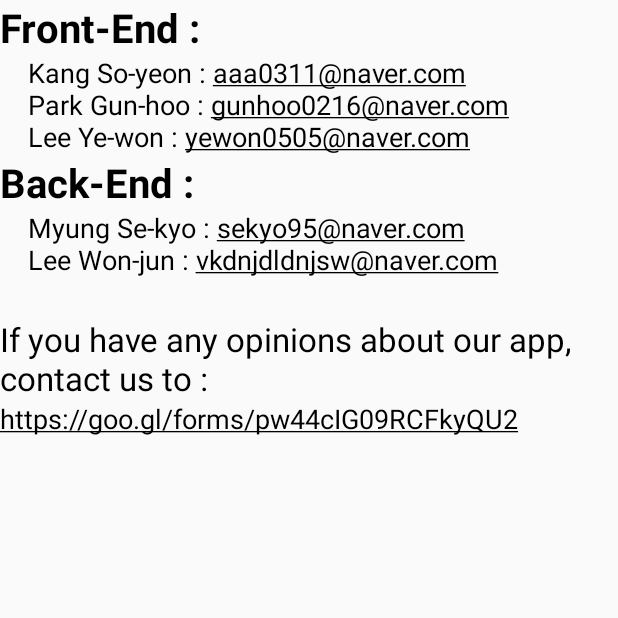
After one commit to PickPic/PickPic_Client, an Android app: the ServiceCenterActivity screen opened directly, with no data from a screen before it, on a phone screen of 412 x 824 dp, the top half of it. The commit adds this screen. Run offline under Robolectric (Android 15) with nearby library versions, the phone set to English and light mode, and no system bars.

Commit message:
Main UI version1.0
listView / toolbar contents

```diff
--- a/app/build.gradle
+++ b/app/build.gradle
@@ -6,7 +6,7 @@ android {
     defaultConfig {
         applicationId "com.example.arseneholmes.pickpic"
         minSdkVersion 15
-        targetSdkVersion 25
+        targetSdkVersion 22
         versionCode 1
         versionName "1.0"
         testInstrumentationRunner "android.support.test.runner.AndroidJUnitRunner"
--- a/app/src/main/AndroidManifest.xml
+++ b/app/src/main/AndroidManifest.xml
@@ -19,6 +19,7 @@
             </intent-filter>
         </activity>
         <activity android:name=".Activity.SearchActivity" />
+        <activity android:name=".Activity.ServiceCenterActivity" />
         <activity android:name=".Fragment.RecommendTagListFragment" />
         <activity android:name=".Fragment.SearchResultFragment"></activity>
     </application>
--- /dev/null
+++ b/app/src/main/java/com/pickpic/Activity/ServiceCenterActivity.java
@@ -0,0 +1,15 @@
+package com.pickpic.Activity;
+
+import android.os.Bundle;
+import android.support.v7.app.AppCompatActivity;
+
+import com.pickpic.R;
+
+public class ServiceCenterActivity extends AppCompatActivity{
+
+    @Override
+    protected void onCreate(Bundle savedInstanceState) {
+        super.onCreate(savedInstanceState);
+        setContentView(R.layout.activity_service_center);
+    }
+}
--- a/app/src/main/java/com/pickpic/Fragment/TagTabFragment.java
+++ b/app/src/main/java/com/pickpic/Fragment/TagTabFragment.java
@@ -25,7 +25,7 @@ public class TagTabFragment extends Fragment {
     public View onCreateView(LayoutInflater inflater, ViewGroup container,
                              Bundle savedInstanceState) {
         // Inflate the layout for this fragment
-        return inflater.inflate(R.layout.tag_tab, container, false);
+        return inflater.inflate(R.layout.tag_tab_fragment, container, false);
     }
 
 }
--- a/app/src/main/java/com/pickpic/Fragment/TimeTabFragment.java
+++ b/app/src/main/java/com/pickpic/Fragment/TimeTabFragment.java
@@ -25,7 +25,7 @@ public class TimeTabFragment extends Fragment {
     public View onCreateView(LayoutInflater inflater, ViewGroup container,
                              Bundle savedInstanceState) {
         // Inflate the layout for this fragment
-        return inflater.inflate(R.layout.time_tab, container, false);
+        return inflater.inflate(R.layout.time_tab_fragment, container, false);
     }
 
 }
--- a/app/src/main/res/layout/activity_main.xml
+++ b/app/src/main/res/layout/activity_main.xml
@@ -35,6 +35,7 @@
 
             <ImageButton
                 android:id="@+id/search_button"
+                android:onClick="search_btn"
                 android:layout_width="50dp"
                 android:layout_height="match_parent"
                 android:background="?attr/selectableItemBackgroundBorderless"
@@ -45,6 +46,7 @@
 
             <ImageButton
                 android:id="@+id/vert_button"
+                android:onClick="vert_btn"
                 android:layout_width="50dp"
                 android:layout_height="match_parent"
                 android:background="?attr/selectableItemBackgroundBorderless"
@@ -52,9 +54,6 @@
                 android:layout_alignParentTop="true"
                 android:layout_alignParentRight="true"
                 android:layout_alignParentEnd="true" />
-
-
-
 
         </RelativeLayout>
 
--- /dev/null
+++ b/app/src/main/res/layout/activity_service_center.xml
@@ -0,0 +1,63 @@
+<?xml version="1.0" encoding="utf-8"?>
+<android.support.v7.widget.LinearLayoutCompat xmlns:android="http://schemas.android.com/apk/res/android"
+    xmlns:app="http://schemas.android.com/apk/res-auto"
+    xmlns:tools="http://schemas.android.com/tools"
+    android:layout_width="match_parent"
+    android:layout_height="match_parent"
+    android:orientation="vertical"
+    tools:context="com.pickpic.Activity.ServiceCenterActivity">
+
+    <TextView
+        android:id="@+id/ServiceCenterTextView1_1"
+        android:layout_width="fill_parent"
+        android:layout_height="wrap_content"
+        android:text="Front-End :"
+        android:textColor="@color/colorPrimaryDark"
+        android:textSize="12pt"
+        android:textStyle="bold" />
+    <TextView
+        android:id="@+id/ServiceCenterTextView1_2"
+        android:linksClickable="true"
+        android:autoLink="email"
+        android:layout_width="fill_parent"
+        android:layout_height="wrap_content"
+        android:text="    Kang So-yeon : aaa0311@naver.com\n    Park Gun-hoo : gunhoo0216@naver.com\n    Lee Ye-won : yewon0505@naver.com"
+        android:textColor="@color/colorPrimaryDark"
+        android:textSize="8pt"/>
+    <TextView
+        android:id="@+id/ServiceCenterTextView1_3"
+        android:layout_width="fill_parent"
+        android:layout_height="wrap_content"
+        android:text="Back-End :"
+        android:textColor="@color/colorPrimaryDark"
+        android:textSize="12pt"
+        android:textStyle="bold" />
+    <TextView
+        android:id="@+id/ServiceCenterTextView1_4"
+        android:linksClickable="true"
+        android:autoLink="email"
+        android:layout_width="fill_parent"
+        android:layout_height="wrap_content"
+        android:text="    Myung Se-kyo : sekyo95@naver.com\n    Lee Won-jun : vkdnjdldnjsw@naver.com"
+        android:textColor="@color/colorPrimaryDark"
+        android:textSize="8pt" />
+    <TextView
+        android:id="@+id/ServiceCenterTextView2"
+        android:layout_width="fill_parent"
+        android:layout_height="wrap_content"
+        android:text="\nIf you have any opinions about our app,\ncontact us to :"
+        android:textColor="@color/colorPrimaryDark"
+        android:textSize="10pt" />
+    <TextView
+        android:id="@+id/ServiceCenterTextView3"
+        android:linksClickable="true"
+        android:autoLink="web"
+        android:layout_width="fill_parent"
+        android:layout_height="wrap_content"
+        android:gravity="center_vertical"
+        android:text="https://goo.gl/forms/pw44cIG09RCFkyQU2"
+        android:textColor="@color/colorPrimaryDark"
+        android:textSize="8pt" />
+
+
+</android.support.v7.widget.LinearLayoutCompat>
```
Also changed, not shown: app/src/main/java/com/pickpic/Activity/MainActivity.java (+55 -4 lines), app/src/main/java/com/pickpic/Adapter/DirectoryTabListViewAdaptor.java (+71 -4 lines), app/src/main/java/com/pickpic/Fragment/DirectoryTabFragment.java (+33 -6 lines), app/src/main/java/com/pickpic/Item/DirectoryTabListViewItem.java (+25 -0 lines), app/src/main/res/layout/directory_tab_listview_item.xml (added, +38 -0 lines), app/src/main/res/menu/menu_main.xml (added, +17 -0 lines), app/src/main/res/layout/directory_tab_fragment.xml (renamed from app/src/main/res/layout/directory_tab.xml), app/src/main/res/layout/tag_tab_fragment.xml (renamed from app/src/main/res/layout/tag_tab.xml), app/src/main/res/layout/time_tab_fragment.xml (renamed from app/src/main/res/layout/time_tab.xml).
